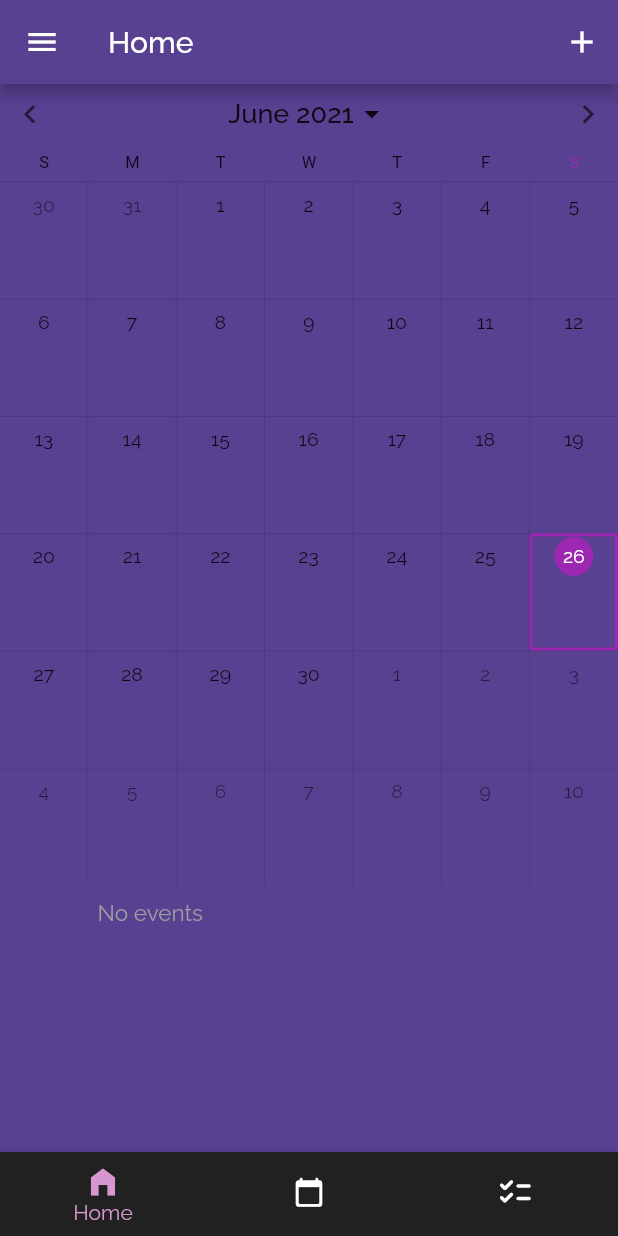
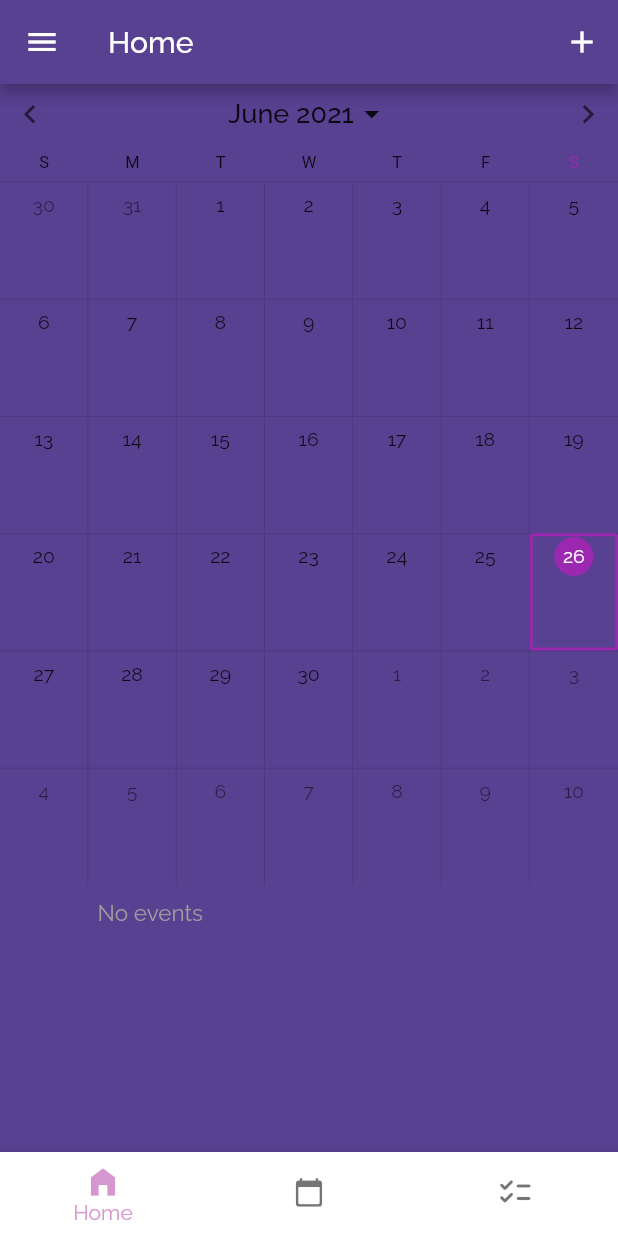
Before and after one commit to KaveenE/Orbital-SimplyMeet, a Flutter app: the TabsAllViews screen opened by its route, on a phone screen of 412 x 824 dp. Run offline on Flutter 3.47's test engine with Material 2 defaults, Android fonts, the phone set to English and light mode, and no system bars; drawn by our look-alikes of syncfusion_flutter_calendar; our stand-ins replace awesome_dialog, cloud_firestore, firebase_auth, firebase_core, flutter_colorpicker, flutter_form_builder and 7 more; missing offline and left inert: navigation_history_observer; accounts and stored records are empty; project files that could hold a hidden picture were left out.

Commit message:
Minor changes, expand me
1)You know the dark bottom navbar, I just reverted for now for the video.

 2)Just made some semantic changes like instead of Container using SizedBox or Padding

```diff
--- a/simply_meet/lib/core/ui/helper_widgets/formbuilder_datetimepicker_wrapper.dart
+++ b/simply_meet/lib/core/ui/helper_widgets/formbuilder_datetimepicker_wrapper.dart
@@ -22,7 +22,7 @@ class FormBuilderDateTimePickerWrapper extends StatelessWidget {
 
   @override
   Widget build(BuildContext context) {
-    return Container(
+    return SizedBox(
       height: 60,
       child: FormBuilderDateTimePicker(
         name: this.name,
--- a/simply_meet/lib/core/ui/views/add_tasks_view.dart
+++ b/simply_meet/lib/core/ui/views/add_tasks_view.dart
@@ -33,9 +33,9 @@ class _AddTaskViewState extends State<AddTaskView> {
         body: GestureDetector(
           onTap: () => FocusScope.of(context).unfocus(),
           child: SingleChildScrollView(
-            child: Container(
+            child: Padding(
               padding: EdgeInsets.symmetric(horizontal: 40, vertical: 80),
-              child: Container(
+              child: SizedBox(
                 height: MediaQuery.of(context).size.height,
                 child: Column(
                   crossAxisAlignment: CrossAxisAlignment.start,
--- a/simply_meet/lib/core/ui/views/tabs_all_views.dart
+++ b/simply_meet/lib/core/ui/views/tabs_all_views.dart
@@ -57,10 +57,10 @@ class TabsAllViews extends StatelessWidget {
                 bottomNavigationBar: BottomNavigationBar(
                   currentIndex: currIdx,
                   onTap: tabsAllViewModel.setIndex,
-                  backgroundColor: Colors.grey.shade900,
+                  backgroundColor: themeProvider.themeType.backgroundColor,
                   showUnselectedLabels: false,
                   selectedItemColor: theme(ctx).accentColor,
-                  unselectedItemColor: Colors.white,
+                  //unselectedItemColor: Colors.white,
                   items: viewMappings
                       .map(
                         (map) => BottomNavigationBarItem(
```
